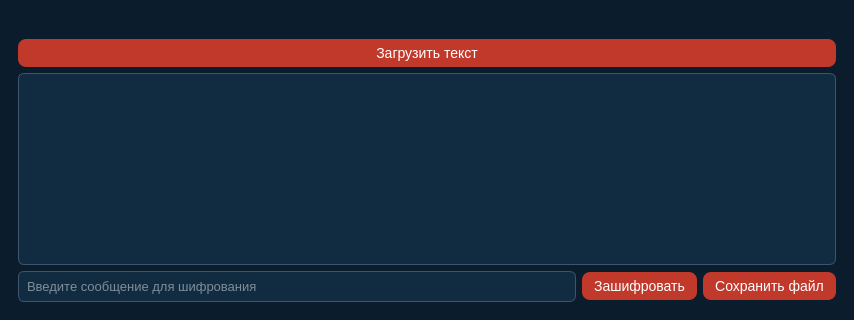
Old version of the form src/view/MainWindow.ui in the repository bybish/Steganography; both pictures show x 0 to 854 and y 160 to 480 of the 854 by 480 pixel window.
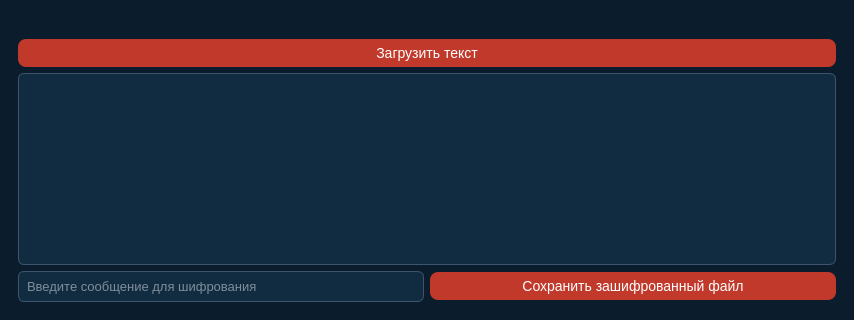
New version of the form.

Commit message: Проверка на дурочка в UI

```diff
--- a/src/view/MainWindow.ui
+++ b/src/view/MainWindow.ui
@@ -220,19 +220,24 @@
             <property name="placeholderText">
              <string>Введите сообщение для шифрования</string>
             </property>
-           </widget>
-          </item>
-          <item>
-           <widget class="QPushButton" name="btnEncrypt">
-            <property name="text">
-             <string>Зашифровать</string>
+            <property name="sizePolicy">
+             <sizepolicy hsizetype="Expanding" vsizetype="Fixed">
+              <horstretch>1</horstretch>
+              <verstretch>0</verstretch>
+             </sizepolicy>
             </property>
            </widget>
           </item>
           <item>
            <widget class="QPushButton" name="btnSave">
             <property name="text">
-             <string>Сохранить файл</string>
+             <string>Сохранить зашифрованный файл</string>
+            </property>
+            <property name="sizePolicy">
+             <sizepolicy hsizetype="Expanding" vsizetype="Fixed">
+              <horstretch>1</horstretch>
+              <verstretch>0</verstretch>
+             </sizepolicy>
             </property>
            </widget>
           </item>
```
The commit also changes 2 other files.
